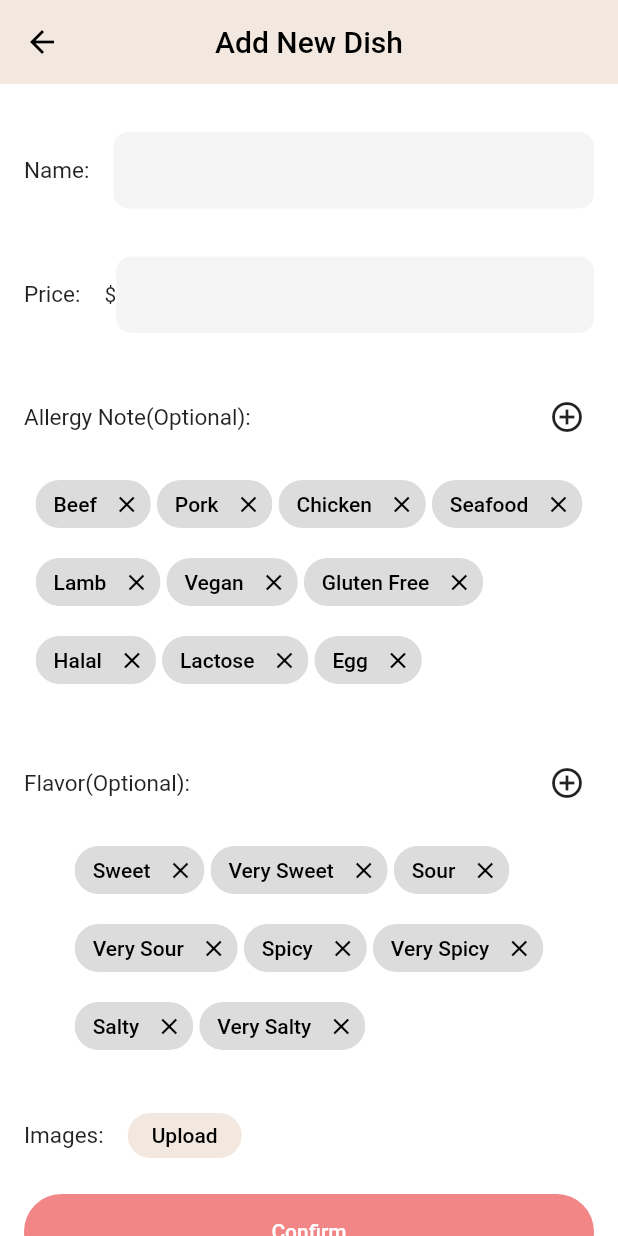
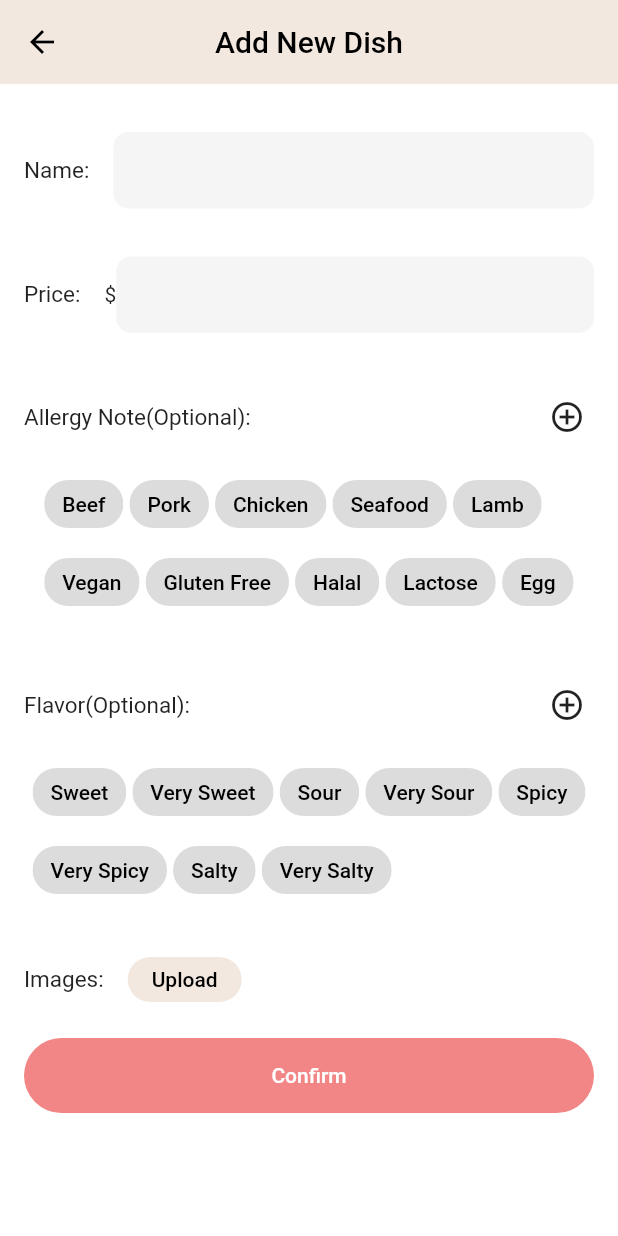
Before and after one commit to foodfyi/foodfyi_frontend, a Flutter app: the screen it shows after launch, after a tap on "Sign In", after a tap on the "add" icon, on a phone screen of 412 x 824 dp. Run offline on Flutter 3.47's test engine with Material 2 defaults, Android fonts, the phone set to English and light mode, and no system bars; our stand-ins replace flutter_rating_bar, flutter_svg, image_picker; network calls fail.

Commit message:
update view of menu list (#25)

```diff
--- a/lib/constants.dart
+++ b/lib/constants.dart
@@ -37,6 +37,7 @@ const TextStyle titleSize = TextStyle(fontSize: 30);
 
 const double imgWidth = 80.0;
 const double imgHeight = 80.0;
+const double menuItemSize = 60.0;
 
 const double dividerThickness = 1.5;
 
--- a/lib/pages/login/components/login_form.dart
+++ b/lib/pages/login/components/login_form.dart
@@ -39,7 +39,6 @@ class _LoginFormState extends State<LoginForm> {
           children: [
             TextFormField(
               controller: _email,
-              initialValue: 'jjmember@gmail.com',
               keyboardType: TextInputType.emailAddress,
               textInputAction: TextInputAction.next,
               decoration: const InputDecoration(
@@ -55,7 +54,6 @@ class _LoginFormState extends State<LoginForm> {
             const SizedBox(height: defaultPadding),
             TextFormField(
               controller: _pwd,
-              initialValue: '123456',
               textInputAction: TextInputAction.done,
               obscureText: true,
               decoration: const InputDecoration(
--- a/lib/pages/menu/menu_add.dart
+++ b/lib/pages/menu/menu_add.dart
@@ -157,12 +157,14 @@ class _MenuAddState extends State<MenuAdd> {
                                       );
                                       setState(
                                         () {
+                                          if (allergy.trim().isNotEmpty) {
                                             mockAllergies.add(
                                               Allergy(
                                                 id: mockAllergies.last.id + 1,
                                                 name: allergy,
                                               ),
                                             );
+                                          }
                                         },
                                       );
                                     },
@@ -201,12 +203,14 @@ class _MenuAddState extends State<MenuAdd> {
                                       );
                                       setState(
                                         () {
+                                          if (flavor.trim().isNotEmpty) {
                                             mockFlavors.add(
                                               Flavor(
                                                 id: mockFlavors.last.id + 1,
                                                 name: flavor,
                                               ),
                                             );
+                                          }
                                         },
                                       );
                                     },
@@ -380,20 +384,20 @@ class _MenuAddState extends State<MenuAdd> {
             },
             selectedColor: pinkHeavyColor,
             showCheckmark: false,
-            deleteIcon: Icon(
-              Icons.close,
-              color: selectedChips.contains(element.id)
-                  ? Colors.white
-                  : Colors.black,
-            ),
-            onDeleted: () {
-              setState(() {
-                if (selectedChips.contains(element.id)) {
-                  selectedChips.remove(element.id);
-                }
-                allChips.removeAt(index);
-              });
-            },
+            // deleteIcon: Icon(
+            //   Icons.close,
+            //   color: selectedChips.contains(element.id)
+            //       ? Colors.white
+            //       : Colors.black,
+            // ),
+            // onDeleted: () {
+            //   setState(() {
+            //     if (selectedChips.contains(element.id)) {
+            //       selectedChips.remove(element.id);
+            //     }
+            //     allChips.removeAt(index);
+            //   });
+            // },
           ),
         ),
       );
--- a/lib/pages/menu/menu_list.dart
+++ b/lib/pages/menu/menu_list.dart
@@ -47,9 +47,32 @@ class _MenuListState extends State<MenuList> {
                   const EdgeInsets.symmetric(vertical: defaultPadding * 0.5),
               child: Row(
                 children: [
-                  ClipRRect(
+                  Expanded(
+                    flex: 2,
+                    child: Stack(
+                      children: [
+                        IconButton(
+                          onPressed: () async {
+                            Dish? newDish = await Navigator.push(
+                              context,
+                              MaterialPageRoute(
+                                builder: (BuildContext context) => MenuAdd(
+                                  barTitle: 'Edit Dish',
+                                  oldDish: previewDishes[index],
+                                ),
+                              ),
+                            );
+                            setState(() {
+                              if (newDish != null) {
+                                previewDishes[index] = newDish;
+                              }
+                            });
+                          },
+                          icon: ClipRRect(
                             borderRadius: border,
-                    child: previewDishes[index].imgUrl![0].startsWith('http')
+                            child: previewDishes[index]
+                                    .imgUrl![0]
+                                    .startsWith('http')
                                 ? Image.network(
                                     previewDishes[index].imgUrl![0],
                                     width: imgWidth,
@@ -63,6 +86,20 @@ class _MenuListState extends State<MenuList> {
                                     fit: BoxFit.cover,
                                   ),
                           ),
+                          iconSize: menuItemSize,
+                        ),
+                        const Align(
+                          alignment: Alignment.bottomRight,
+                          child: Icon(
+                            Icons.edit_outlined,
+                            size: 20,
+                            color: pinkHeavyColor,
+                          ),
+                        )
+                      ],
+                    ),
+                  ),
+
                   const SizedBox(
                     width: defaultPadding,
                   ),
@@ -142,7 +179,7 @@ class _MenuListState extends State<MenuList> {
                               ),
                               alignment: Alignment.center,
                               child: const Text(
-                                'Modified',
+                                'Unreleased',
                                 style: TextStyle(
                                   color: greenColor,
                                   fontSize: 12,
@@ -152,28 +189,28 @@ class _MenuListState extends State<MenuList> {
                           )
                         : Container(),
                   ),
-                  Expanded(
-                    flex: 1,
-                    child: IconButton(
-                      icon: const Icon(Icons.edit_outlined),
-                      onPressed: () async {
-                        Dish? newDish = await Navigator.push(
-                          context,
-                          MaterialPageRoute(
-                            builder: (BuildContext context) => MenuAdd(
-                              barTitle: 'Edit Dish',
-                              oldDish: previewDishes[index],
-                            ),
-                          ),
-                        );
-                        setState(() {
-                          if (newDish != null) {
-                            previewDishes[index] = newDish;
-                          }
-                        });
-                      },
-                    ),
-                  ),
+                  // Expanded(
+                  //   flex: 1,
+                  //   child: IconButton(
+                  //     icon: const Icon(Icons.edit_outlined),
+                  //     onPressed: () async {
+                  //       Dish? newDish = await Navigator.push(
+                  //         context,
+                  //         MaterialPageRoute(
+                  //           builder: (BuildContext context) => MenuAdd(
+                  //             barTitle: 'Edit Dish',
+                  //             oldDish: previewDishes[index],
+                  //           ),
+                  //         ),
+                  //       );
+                  //       setState(() {
+                  //         if (newDish != null) {
+                  //           previewDishes[index] = newDish;
+                  //         }
+                  //       });
+                  //     },
+                  //   ),
+                  // ),
                   Expanded(
                     flex: 1,
                     child: IconButton(
--- a/lib/pages/preview/preview.dart
+++ b/lib/pages/preview/preview.dart
@@ -260,7 +260,7 @@ class _PreviewMenuState extends State<PreviewMenu> {
                 clearDishStatus();
                 ScaffoldMessenger.of(context).showSnackBar(
                   const SnackBar(
-                    content: Text('Save Menu successfully'),
+                    content: Text('Release Menu successfully'),
                   ),
                 );
                 Navigator.pop(context, previewDishes);
```
Lines whose indentation alone changed are shown as unchanged.
